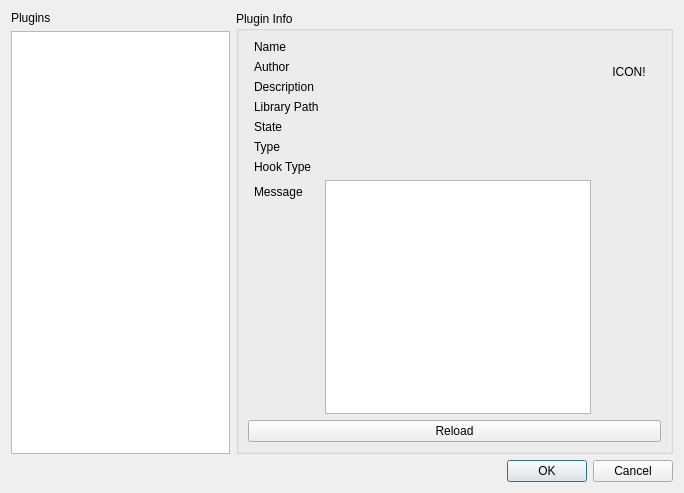
Before: the Qt Designer form src/ui/w_PluginManager.ui in Qv2ray/Qv2ray, drawn with Qt 5.
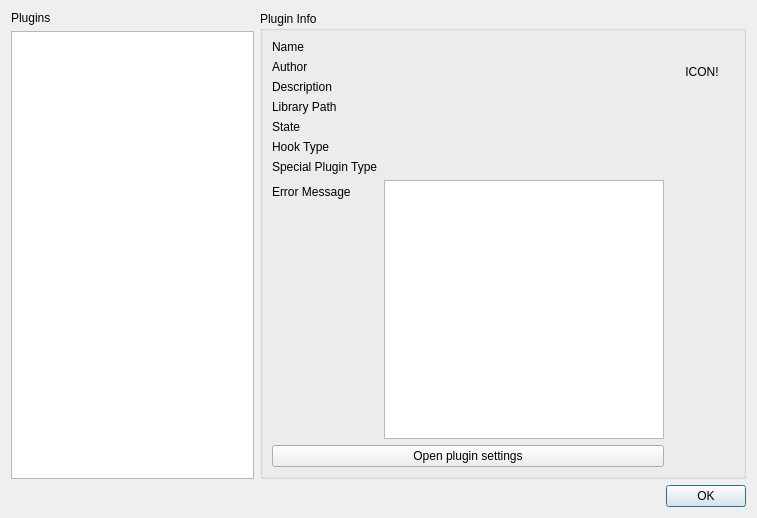
After: the same form once the commit is applied.

Commit message: plugin: added plugin enable/disable, load state and plugin type display

What changed in the file:
```diff
--- a/src/ui/w_PluginManager.ui
+++ b/src/ui/w_PluginManager.ui
@@ -6,8 +6,8 @@
    <rect>
     <x>0</x>
     <y>0</y>
-    <width>684</width>
-    <height>493</height>
+    <width>757</width>
+    <height>518</height>
    </rect>
   </property>
   <property name="windowTitle">
@@ -23,7 +23,7 @@
       <enum>Qt::Horizontal</enum>
      </property>
      <property name="standardButtons">
-      <set>QDialogButtonBox::Cancel|QDialogButtonBox::Ok</set>
+      <set>QDialogButtonBox::Ok</set>
      </property>
     </widget>
    </item>
@@ -40,7 +40,7 @@
       <string>Plugin Info</string>
      </property>
      <layout class="QGridLayout" name="gridLayout_2">
-      <item row="0" column="1">
+      <item row="0" column="0">
        <layout class="QFormLayout" name="formLayout">
         <item row="0" column="0">
          <widget class="QLabel" name="label_3">
@@ -54,6 +54,9 @@
           <property name="text">
            <string/>
           </property>
+          <property name="wordWrap">
+           <bool>true</bool>
+          </property>
          </widget>
         </item>
         <item row="1" column="0">
@@ -68,6 +71,12 @@
           <property name="text">
            <string/>
           </property>
+          <property name="wordWrap">
+           <bool>true</bool>
+          </property>
+          <property name="textInteractionFlags">
+           <set>Qt::LinksAccessibleByMouse|Qt::TextSelectableByMouse</set>
+          </property>
          </widget>
         </item>
         <item row="2" column="0">
@@ -81,6 +90,35 @@
          <widget class="QLabel" name="pluginDescriptionLabel">
           <property name="text">
            <string/>
+          </property>
+          <property name="wordWrap">
+           <bool>true</bool>
+          </property>
+          <property name="textInteractionFlags">
+           <set>Qt::LinksAccessibleByMouse|Qt::TextSelectableByMouse</set>
+          </property>
+         </widget>
+        </item>
+        <item row="3" column="0">
+         <widget class="QLabel" name="label_8">
+          <property name="text">
+           <string>Library Path</string>
+          </property>
+         </widget>
+        </item>
+        <item row="3" column="1">
+         <widget class="QLabel" name="pluginLibPathLabel">
+          <property name="cursor">
+           <cursorShape>IBeamCursor</cursorShape>
+          </property>
+          <property name="text">
+           <string/>
+          </property>
+          <property name="wordWrap">
+           <bool>true</bool>
+          </property>
+          <property name="textInteractionFlags">
+           <set>Qt::LinksAccessibleByMouse|Qt::TextSelectableByMouse</set>
           </property>
          </widget>
         </item>
@@ -96,33 +134,64 @@
           <property name="text">
            <string/>
           </property>
+          <property name="wordWrap">
+           <bool>true</bool>
+          </property>
+          <property name="textInteractionFlags">
+           <set>Qt::LinksAccessibleByMouse|Qt::TextSelectableByMouse</set>
+          </property>
          </widget>
         </item>
         <item row="5" column="0">
-         <widget class="QLabel" name="label_9">
-          <property name="text">
-           <string>Type</string>
-          </property>
-         </widget>
-        </item>
-        <item row="5" column="1">
-         <widget class="QLabel" name="pluginTypeLabel">
-          <property name="text">
-           <string/>
-          </property>
-         </widget>
-        </item>
-        <item row="6" column="0">
          <widget class="QLabel" name="label_6">
           <property name="text">
            <string>Hook Type</string>
           </property>
          </widget>
         </item>
+        <item row="5" column="1">
+         <widget class="QLabel" name="pluginHookTypeLabel">
+          <property name="cursor">
+           <cursorShape>IBeamCursor</cursorShape>
+          </property>
+          <property name="text">
+           <string/>
+          </property>
+          <property name="wordWrap">
+           <bool>true</bool>
+          </property>
+          <property name="textInteractionFlags">
+           <set>Qt::LinksAccessibleByMouse|Qt::TextSelectableByMouse</set>
+          </property>
+         </widget>
+        </item>
+        <item row="6" column="0">
+         <widget class="QLabel" name="label_9">
+          <property name="text">
+           <string>Special Plugin Type</string>
+          </property>
+         </widget>
+        </item>
+        <item row="6" column="1">
+         <widget class="QLabel" name="pluginTypeLabel">
+          <property name="cursor">
+           <cursorShape>IBeamCursor</cursorShape>
+          </property>
+          <property name="text">
+           <string/>
+          </property>
+          <property name="wordWrap">
+           <bool>true</bool>
+          </property>
+          <property name="textInteractionFlags">
+           <set>Qt::LinksAccessibleByMouse|Qt::TextSelectableByMouse</set>
+          </property>
+         </widget>
+        </item>
         <item row="7" column="0">
          <widget class="QLabel" name="label_2">
           <property name="text">
-           <string>Message</string>
+           <string>Error Message</string>
           </property>
          </widget>
         </item>
@@ -133,30 +202,23 @@
           </property>
          </widget>
         </item>
-        <item row="6" column="1">
-         <widget class="QLabel" name="pluginHookTypeLabel">
-          <property name="text">
-           <string/>
-          </property>
-         </widget>
-        </item>
-        <item row="3" column="0">
-         <widget class="QLabel" name="label_8">
-          <property name="text">
-           <string>Library Path</string>
-          </property>
-         </widget>
-        </item>
-        <item row="3" column="1">
-         <widget class="QLabel" name="pluginLibPathLabel">
-          <property name="text">
-           <string/>
-          </property>
-         </widget>
+        <item row="8" column="0" colspan="2">
+         <layout class="QHBoxLayout" name="horizontalLayout">
+          <item>
+           <widget class="QPushButton" name="pluginSettingsBtn">
+            <property name="toolTip">
+             <string>Open settings page for current plugin</string>
+            </property>
+            <property name="text">
+             <string>Open plugin settings</string>
+            </property>
+           </widget>
+          </item>
+         </layout>
         </item>
        </layout>
       </item>
-      <item row="0" column="2">
+      <item row="0" column="1">
        <layout class="QVBoxLayout" name="verticalLayout">
         <item>
          <widget class="QLabel" name="pluginIconLabel">
@@ -189,17 +251,6 @@
         </item>
        </layout>
       </item>
-      <item row="1" column="0" colspan="3">
-       <layout class="QHBoxLayout" name="horizontalLayout_2">
-        <item>
-         <widget class="QPushButton" name="reloadPluginBtn">
-          <property name="text">
-           <string>Reload</string>
-          </property>
-         </widget>
-        </item>
-       </layout>
-      </item>
      </layout>
     </widget>
    </item>
```
Left out of the diff: 9 changed lines with no effect on the pictures. The commit also changes 4 other files.
